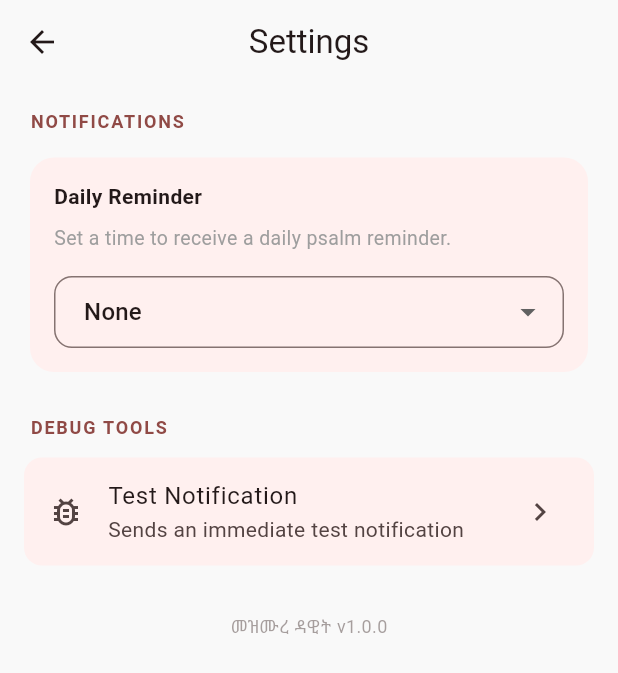
After one commit to EOTCOpenSource/mezmuredawit, a Flutter app: the SettingsPage screen opened directly, on a phone screen of 412 x 824 dp. The commit adds this screen. Shown: the top 673 px of the screen. Run offline on Flutter 3.47's test engine with Material 3 defaults, Android fonts, the phone set to English and light mode, and no system bars; our stand-ins replace flutter_local_notifications, shared_preferences, timezone; accounts and stored records are empty.

Commit message:
feat: implement bottom navigation, reading settings sheet, and dedicated settings page with notification management

```diff
--- a/lib/ui/home_page.dart
+++ b/lib/ui/home_page.dart
@@ -6,6 +6,7 @@ import 'widgets/sidebar.dart';
 import 'widgets/bottom_nav.dart';
 import 'widgets/settings_sheet.dart';
 import 'widgets/chapter_selector.dart';
+import 'settings_page.dart';
 
 class HomePage extends StatefulWidget {
   const HomePage({Key? key}) : super(key: key);
@@ -161,8 +162,13 @@ class _HomePageState extends State<HomePage> {
               centerTitle: true,
               actions: [
                 IconButton(
-                  icon: const Icon(Icons.format_size),
-                  onPressed: _showSettingsSheet,
+                  icon: const Icon(Icons.settings),
+                  onPressed: () {
+                    Navigator.push(
+                      context,
+                      MaterialPageRoute(builder: (context) => const SettingsPage()),
+                    );
+                  },
                 ),
               ],
               bottom: PreferredSize(
--- /dev/null
+++ b/lib/ui/settings_page.dart
@@ -0,0 +1,119 @@
+import 'package:flutter/material.dart';
+import '../providers/app_state.dart';
+import '../services/notification_service.dart';
+
+class SettingsPage extends StatelessWidget {
+  const SettingsPage({Key? key}) : super(key: key);
+
+  @override
+  Widget build(BuildContext context) {
+    return Scaffold(
+      appBar: AppBar(
+        title: const Text('Settings'),
+        centerTitle: true,
+      ),
+      body: ListView(
+        padding: const EdgeInsets.all(16),
+        children: [
+          _buildSectionHeader(context, "Notifications"),
+          Card(
+            elevation: 0,
+            color: Theme.of(context).colorScheme.surfaceContainerLow,
+            shape: RoundedRectangleBorder(borderRadius: BorderRadius.circular(16)),
+            child: Padding(
+              padding: const EdgeInsets.all(16.0),
+              child: Column(
+                crossAxisAlignment: CrossAxisAlignment.start,
+                children: [
+                  const Text(
+                    "Daily Reminder",
+                    style: TextStyle(fontWeight: FontWeight.bold),
+                  ),
+                  const SizedBox(height: 8),
+                  const Text(
+                    "Set a time to receive a daily psalm reminder.",
+                    style: TextStyle(fontSize: 13, color: Colors.grey),
+                  ),
+                  const SizedBox(height: 16),
+                  ValueListenableBuilder<String>(
+                    valueListenable: notificationPrefNotifier,
+                    builder: (context, currentPref, _) {
+                      return DropdownButtonFormField<String>(
+                        value: currentPref,
+                        decoration: InputDecoration(
+                          contentPadding: const EdgeInsets.symmetric(horizontal: 16, vertical: 8),
+                          border: OutlineInputBorder(
+                            borderRadius: BorderRadius.circular(12),
+                          ),
+                        ),
+                        isExpanded: true,
+                        items: const [
+                          DropdownMenuItem(value: 'None', child: Text('None')),
+                          DropdownMenuItem(value: 'Morning', child: Text('Morning (6:00 AM)')),
+                          DropdownMenuItem(value: 'Evening', child: Text('Evening (6:00 PM)')),
+                        ],
+                        onChanged: (String? newPref) {
+                          if (newPref != null) {
+                            notificationPrefNotifier.value = newPref;
+                            if (newPref == 'None') {
+                              NotificationService.cancelAll();
+                            } else if (newPref == 'Morning') {
+                              NotificationService.scheduleDailyPrayerReminder(const TimeOfDay(hour: 6, minute: 0));
+                            } else if (newPref == 'Evening') {
+                              NotificationService.scheduleDailyPrayerReminder(const TimeOfDay(hour: 18, minute: 0));
+                            }
+                          }
+                        },
+                      );
+                    },
+                  ),
+                ],
+              ),
+            ),
+          ),
+          const SizedBox(height: 24),
+          _buildSectionHeader(context, "Debug Tools"),
+          ListTile(
+            tileColor: Theme.of(context).colorScheme.surfaceContainerLow,
+            shape: RoundedRectangleBorder(borderRadius: BorderRadius.circular(12)),
+            leading: const Icon(Icons.bug_report_outlined),
+            title: const Text("Test Notification"),
+            subtitle: const Text("Sends an immediate test notification"),
+            trailing: const Icon(Icons.chevron_right),
+            onTap: () {
+              NotificationService.sendTestNotification();
+              ScaffoldMessenger.of(context).showSnackBar(
+                const SnackBar(content: Text("Test notification sent!")),
+              );
+            },
+          ),
+          const SizedBox(height: 32),
+          Center(
+            child: Text(
+              "መዝሙረ ዳዊት v1.0.0",
+              style: TextStyle(
+                color: Theme.of(context).colorScheme.onSurfaceVariant.withOpacity(0.5),
+                fontSize: 12,
+              ),
+            ),
+          ),
+        ],
+      ),
+    );
+  }
+
+  Widget _buildSectionHeader(BuildContext context, String title) {
+    return Padding(
+      padding: const EdgeInsets.only(left: 4, bottom: 12),
+      child: Text(
+        title.toUpperCase(),
+        style: TextStyle(
+          fontSize: 12,
+          fontWeight: FontWeight.bold,
+          letterSpacing: 1.2,
+          color: Theme.of(context).colorScheme.primary,
+        ),
+      ),
+    );
+  }
+}
--- a/lib/ui/widgets/bottom_nav.dart
+++ b/lib/ui/widgets/bottom_nav.dart
@@ -42,7 +42,7 @@ class BottomNav extends StatelessWidget {
               icon: const Icon(Icons.arrow_back_ios_new, size: 20),
             ),
             IconButton(
-              icon: const Icon(Icons.settings_outlined, size: 22),
+              icon: const Icon(Icons.format_size, size: 22),
               onPressed: onShowSettings,
             ),
             Flexible(
--- a/lib/ui/widgets/settings_sheet.dart
+++ b/lib/ui/widgets/settings_sheet.dart
@@ -62,41 +62,6 @@ class SettingsSheet extends StatelessWidget {
             },
           ),
           const SizedBox(height: 16),
-          const Text("Daily Reminder", style: TextStyle(fontWeight: FontWeight.w500)),
-          const SizedBox(height: 8),
-          ValueListenableBuilder<String>(
-            valueListenable: notificationPrefNotifier,
-            builder: (context, currentPref, _) {
-              return DropdownButtonFormField<String>(
-                value: currentPref,
-                decoration: InputDecoration(
-                  contentPadding: const EdgeInsets.symmetric(horizontal: 16, vertical: 8),
-                  border: OutlineInputBorder(
-                    borderRadius: BorderRadius.circular(12),
-                  ),
-                ),
-                isExpanded: true,
-                items: const [
-                  DropdownMenuItem(value: 'None', child: Text('None')),
-                  DropdownMenuItem(value: 'Morning', child: Text('Morning (6:00 AM)')),
-                  DropdownMenuItem(value: 'Evening', child: Text('Evening (6:00 PM)')),
-                ],
-                onChanged: (String? newPref) {
-                  if (newPref != null) {
-                    notificationPrefNotifier.value = newPref;
-                    if (newPref == 'None') {
-                      NotificationService.cancelAll();
-                    } else if (newPref == 'Morning') {
-                      NotificationService.scheduleDailyPrayerReminder(const TimeOfDay(hour: 6, minute: 0));
-                    } else if (newPref == 'Evening') {
-                      NotificationService.scheduleDailyPrayerReminder(const TimeOfDay(hour: 18, minute: 0));
-                    }
-                  }
-                },
-              );
-            },
-          ),
-          const SizedBox(height: 24),
           ListTile(
             contentPadding: EdgeInsets.zero,
             leading: const Icon(Icons.brightness_6),
@@ -107,16 +72,7 @@ class SettingsSheet extends StatelessWidget {
                   : ThemeMode.light;
             },
           ),
-          const SizedBox(height: 16),
-          Center(
-            child: OutlinedButton.icon(
-              onPressed: () {
-                NotificationService.sendTestNotification();
-              },
-              icon: const Icon(Icons.bug_report),
-              label: const Text("Debug: Test Notification"),
-            ),
-          ),
+          const SizedBox(height: 24),
         ],
       ),
     );
```
